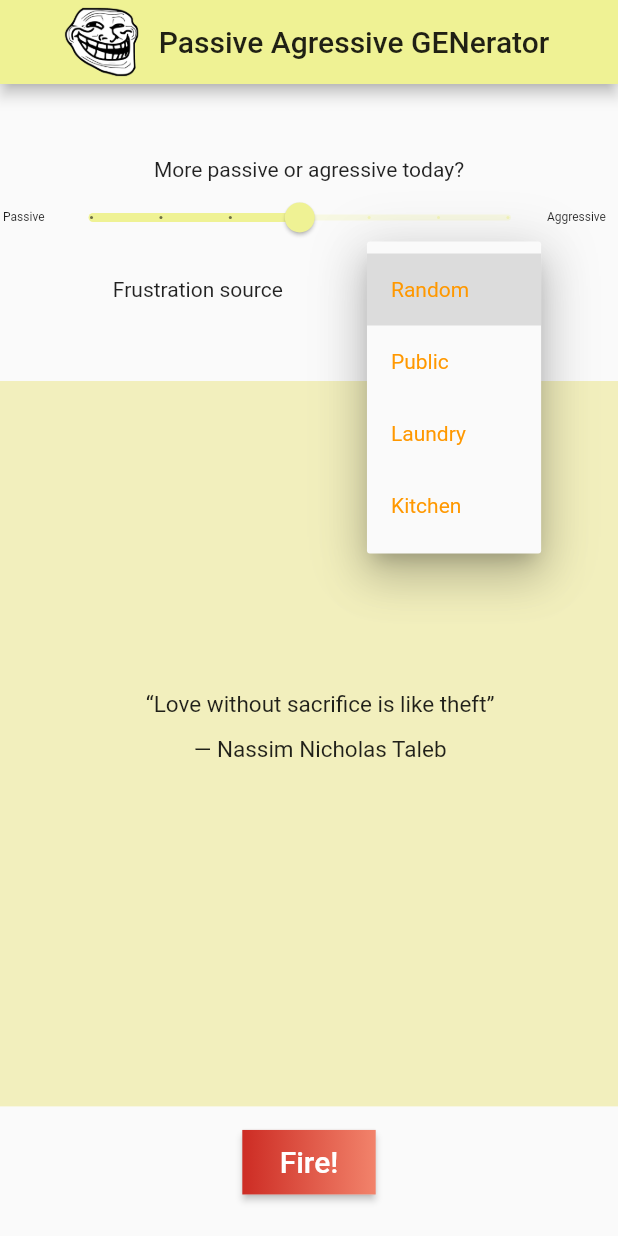
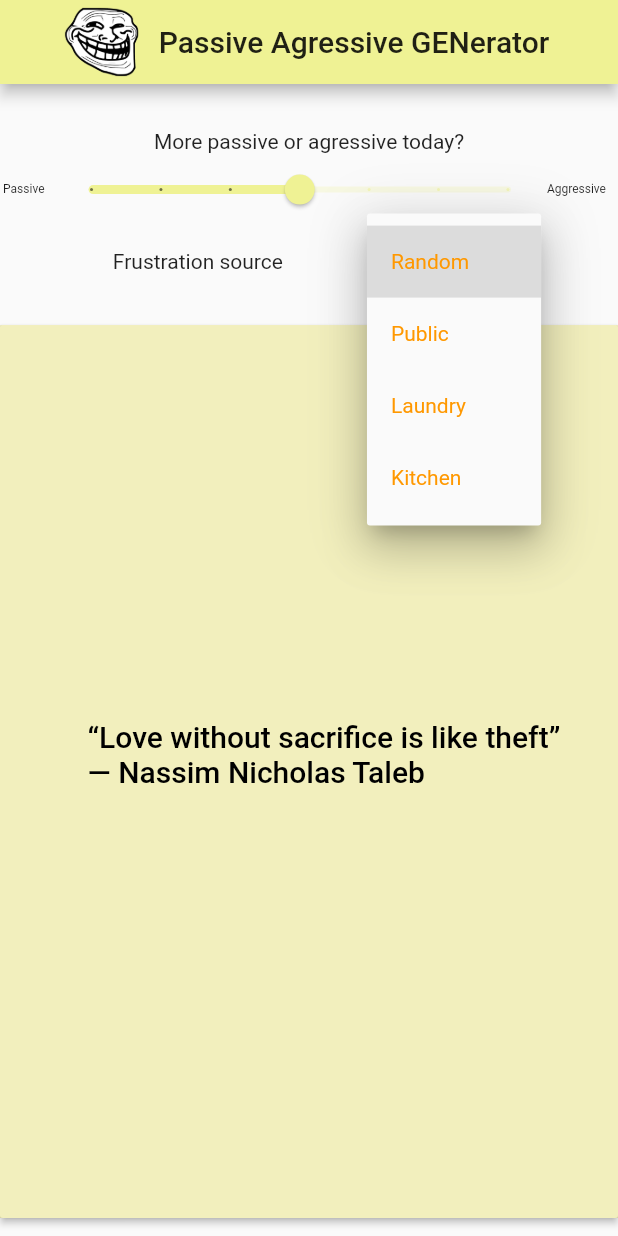
Before and after one commit to kodsama/PaGen, a Flutter app: the screen it shows after launch, after a tap on "Random", on a phone screen of 412 x 824 dp. Run offline on Flutter 3.47's test engine with Material 2 defaults, Android fonts, the phone set to English and light mode, and no system bars.

Commit message:
First ok looking try

```diff
--- a/lib/bar_bottom.dart
+++ /dev/null
@@ -1,40 +0,0 @@
-import 'package:flutter/material.dart';
-import 'bar_quote.dart';
-
-
-class BottomBar extends StatelessWidget {
-  BottomBar();
-
-  @override
-  Widget build(BuildContext context) {
-    final String buttonText = 'Fire!';
-    return Container(
-      height: 0.10 * (MediaQuery.of(context).size.height - 80),
-      child:Column(
-        mainAxisAlignment: MainAxisAlignment.center,
-        children: <Widget>[
-          RaisedButton(
-            onPressed: () {},
-            padding: const EdgeInsets.all(0.0),
-            textColor: Colors.white,
-            child: Container(
-              decoration: const BoxDecoration(
-                gradient: LinearGradient(
-                  colors: <Color>[
-                    Color(0xFFCD2C24),
-                    Color(0xFFF2836B),
-                  ],
-                ),
-              ),
-              padding: const EdgeInsets.all(10.0),
-              child: const Text(
-                '   Fire!   ',
-                style: TextStyle(fontSize: 20)
-              ),
-            ), // child of RaisedButton
-          ), // RaisedButton
-        ], // children of Column
-      ), // Column
-    ); // Container
-  }
-}
--- a/lib/main.dart
+++ b/lib/main.dart
@@ -1,33 +1,14 @@
 import 'package:flutter/material.dart';
-import 'bar_app.dart';
-import 'pages.dart';
 
+import 'states.dart';
+import 'appbar.dart';
+import 'settings.dart';
+import 'quote.dart';
 
-Map<int, Color> color = {
-  50:Color.fromRGBO(4,131,184, .1),
-  100:Color.fromRGBO(4,131,184, .2),
-  200:Color.fromRGBO(4,131,184, .3),
-  300:Color.fromRGBO(4,131,184, .4),
-  400:Color.fromRGBO(4,131,184, .5),
-  500:Color.fromRGBO(4,131,184, .6),
-  600:Color.fromRGBO(4,131,184, .7),
-  700:Color.fromRGBO(4,131,184, .8),
-  800:Color.fromRGBO(4,131,184, .9),
-  900:Color.fromRGBO(4,131,184, 1),
-};
-final MaterialColor appColor = MaterialColor(0xFFEFF294, color);
-final MaterialColor postItColor = MaterialColor(0xFFF2EFBD, color);
+void main() => runApp(App());
 
-final String appShortName = 'PAGen';
-final String appLongName = 'Passive Agressive GENerator';
-
-
-void main() {
-  runApp(MyApp());
-}
-
-
-class MyApp extends StatelessWidget {
+class App extends StatelessWidget {
+  // This widget is the root of your application.
   @override
   Widget build(BuildContext context) {
     return MaterialApp(
@@ -36,14 +17,13 @@ class MyApp extends StatelessWidget {
         primarySwatch: appColor,
         visualDensity: VisualDensity.adaptivePlatformDensity,
       ),
-      home: MyHomePage(title: appLongName),
-    );
+      home: HomePage(title: appLongName),
+      ); // MaterialApp
   }
 }
 
-
-class MyHomePage extends StatelessWidget {
-  MyHomePage({Key key, this.title}) : super(key: key);
+class HomePage extends StatelessWidget {
+  HomePage({Key key, this.title}) : super(key: key);
 
   final String title;
   final double app_bar_height = 60;
@@ -52,7 +32,18 @@ class MyHomePage extends StatelessWidget {
   Widget build(BuildContext context) {
     return Scaffold(
       appBar: BuildAppBar(this.title, this.app_bar_height),
-      body: BuildPages(),
-    ); // Scaffold
+      body: MyStatefulWidget(
+        child: Column(
+          crossAxisAlignment: CrossAxisAlignment.center,
+          mainAxisAlignment: MainAxisAlignment.center,
+          children: <Widget>[
+            Settings(),
+            QuoteContainer(
+              child: QuoteText(),
+            ),
+          ],
+        ),
+      ),
+    );
   }
 }
--- a/lib/pages.dart
+++ /dev/null
@@ -1,21 +0,0 @@
-import 'package:flutter/material.dart';
-import 'bar_settings.dart';
-import 'bar_quote.dart';
-import 'bar_bottom.dart';
-
-
-class BuildPages extends StatelessWidget {
-  BuildPages();
-
-  @override
-  Widget build(BuildContext context) {
-    return Column(
-      mainAxisAlignment: MainAxisAlignment.center,
-      children: <Widget>[
-        SettingsBar(),
-        QuoteBar(),
-        BottomBar(),
-      ], // children of Column
-    ); // Column
-  }
-}
--- /dev/null
+++ b/lib/quote.dart
@@ -0,0 +1,70 @@
+import 'package:flutter/material.dart';
+
+import 'states.dart';
+
+class QuoteContainer extends StatelessWidget {
+  final Widget child;
+
+  QuoteContainer({
+    Key key,
+    @required this.child,
+  })  : super(key: key);
+
+  void onPressed(BuildContext context) {
+    MyStatefulWidget.of(context).pickRandomQuote();
+  }
+
+  @override
+  State<StatefulWidget> createState() {
+    return QuoteTextState();
+  }
+
+  @override
+  Widget build(BuildContext context) {
+    return Center(
+      child: Container(
+        height: 0.8 * (MediaQuery.of(context).size.height - 80),
+        width: MediaQuery.of(context).size.width,
+        color: postItColor,
+        child: RaisedButton(
+          color: postItColor,
+          onPressed: (){
+            onPressed(context);
+          },
+          child: child,
+        ),
+      ),
+    );
+  }
+}
+
+class QuoteText extends StatefulWidget {
+  @override
+  State<StatefulWidget> createState() {
+    return QuoteTextState();
+  }
+}
+
+class QuoteTextState extends State<QuoteText> {
+  String quote;
+  double fontSize;
+
+  @override
+  void didChangeDependencies() {
+    super.didChangeDependencies();
+    MyStatefulWidgetState data = MyStatefulWidget.of(context);
+    quote = data.quote;
+    fontSize = 20.0;
+  }
+
+  @override
+  Widget build(BuildContext context) {
+    return Text(
+      "$quote",
+      style: TextStyle(
+        fontSize: fontSize,
+        color: Colors.black,
+      ),
+    );
+  }
+}
--- a/lib/bar_settings.dart
+++ b/lib/settings.dart
@@ -1,15 +1,15 @@
 import 'package:flutter/material.dart';
 
 
-class SettingsBar extends StatefulWidget {
-  SettingsBar();
+class Settings extends StatefulWidget {
+  Settings();
 
   @override
-  _SettingsBarState createState() => _SettingsBarState();
+  _SettingsState createState() => _SettingsState();
 }
 
 
-class _SettingsBarState extends State<SettingsBar> {
+class _SettingsState extends State<Settings> {
   double _pa_scale = 3;
   String _pa_theme = "Random";
   final List<String> _pa_scales = [
@@ -31,7 +31,7 @@ class _SettingsBarState extends State<SettingsBar> {
   @override
   Widget build(BuildContext context) {
     return Container(
-      height: 0.25 * (MediaQuery.of(context).size.height - 80),
+      height: 0.2 * (MediaQuery.of(context).size.height - 80),
       child:Column(
         mainAxisAlignment: MainAxisAlignment.center,
         children: <Widget>[
--- a/lib/bar_quote.dart
+++ b/lib/states.dart
@@ -1,6 +1,5 @@
 import 'package:flutter/material.dart';
-import "dart:math";
-
+import 'dart:math';
 
 Map<int, Color> color = {
   50:Color.fromRGBO(4,131,184, .1),
@@ -16,6 +15,9 @@ Map<int, Color> color = {
 };
 final MaterialColor appColor = MaterialColor(0xFFEFF294, color);
 final MaterialColor postItColor = MaterialColor(0xFFF2EFBD, color);
+
+final String appShortName = 'PAGen';
+final String appLongName = 'Passive Agressive GENerator';
 
 List<String> _quotes = [
     '''
@@ -41,41 +43,60 @@ List<String> _quotes = [
     ''',
     ];
 
+class MyStatefulWidget extends StatefulWidget {
+  final Widget child;
 
-class QuoteBar extends StatefulWidget {
-  QuoteBar();
+  const MyStatefulWidget({Key key, @required this.child}) : super(key: key);
+
+  static MyStatefulWidgetState of(BuildContext context) {
+    return context.dependOnInheritedWidgetOfExactType<MyInheritedWidget>().data;
+  }
 
   @override
-  _QuoteBarState createState() => _QuoteBarState();
+  State<StatefulWidget> createState() {
+    return MyStatefulWidgetState();
+  }
 }
 
+class MyStatefulWidgetState extends State<MyStatefulWidget> {
+  String _quote = _quotes[Random().nextInt(_quotes.length)];
+  int _counterValue = 0;
 
-class _QuoteBarState extends State<QuoteBar> {
+  String get quote => _quote;
+  int get counterValue => _counterValue;
 
-  final _random = new Random();
-  String _quote;
+  void pickRandomQuote() {
+    setState(() {
+      _quote = _quotes[Random().nextInt(_quotes.length)];
+    });
+  }
 
-  String getRandomQuote() {
-    _quote = _quotes[_random.nextInt(_quotes.length)];;
-    return _quote;
+  void addCounterBy1() {
+    setState(() {
+      _counterValue += 1;
+    });
   }
 
   @override
   Widget build(BuildContext context) {
-    return Container(
-      height: 0.65 * (MediaQuery.of(context).size.height - 80),
-      width: MediaQuery.of(context).size.width,
-      color: postItColor,
-      child:Column(
-        mainAxisAlignment: MainAxisAlignment.center,
-        children: <Widget>[
-          Text(
-            getRandomQuote(),
-            style: TextStyle(fontSize: 15, height: 2),
-            textAlign: TextAlign.center,
-          ), // Text
-        ], // children
-      ), // Column
-    ); // Container
+    return MyInheritedWidget(
+      child: widget.child,
+      data: this,
+    );
   }
 }
+
+class MyInheritedWidget extends InheritedWidget {
+  final MyStatefulWidgetState data;
+
+  MyInheritedWidget({
+    Key key,
+    @required Widget child,
+    @required this.data,
+  }) : super(key: key, child: child);
+
+  @override
+  bool updateShouldNotify(InheritedWidget oldWidget) {
+    return true;
+  }
+}
```
Also changed, not shown: lib/appbar.dart (renamed from lib/bar_app.dart).
